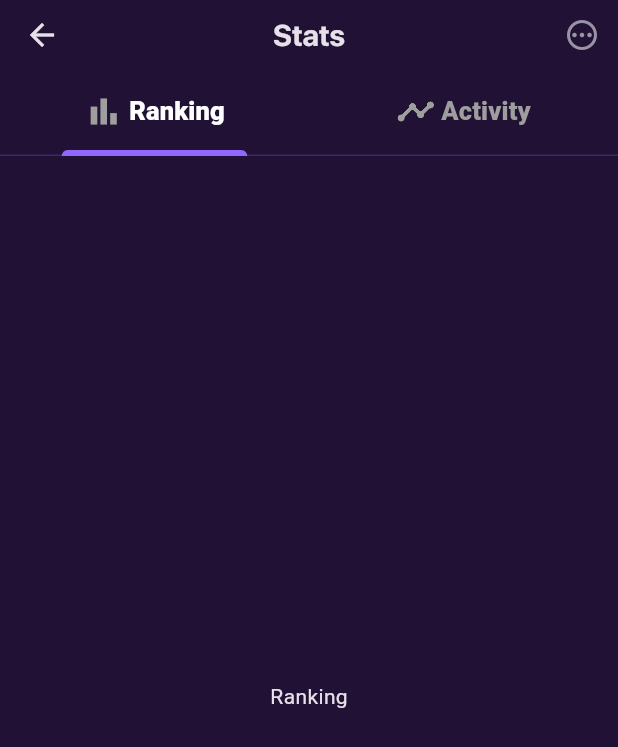
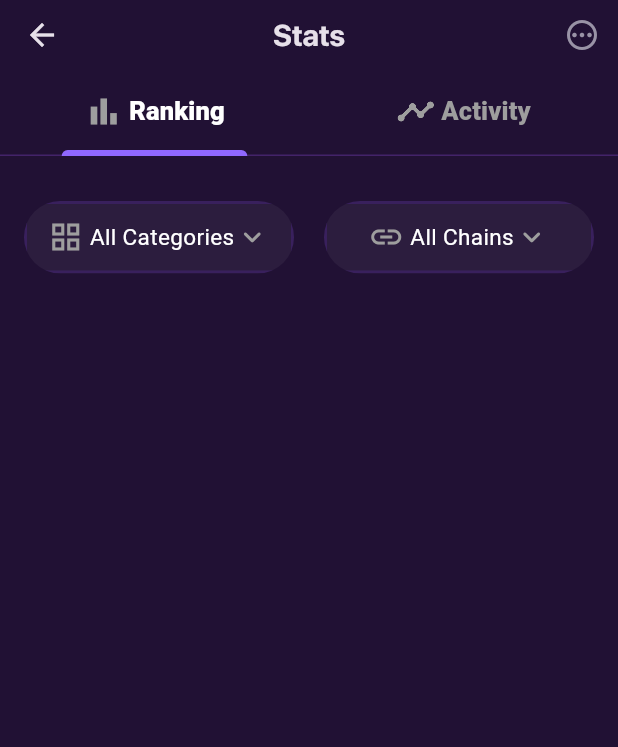
Before and after one commit to yousefsobhy12/Mini_NFT_Marketplace_With_Modern_UI, a Flutter app: the StatsScreen screen opened by its route, on a phone screen of 412 x 824 dp. Shown: the top 747 px of the screen. Run offline on Flutter 3.47's test engine with Material 3 defaults, Android fonts, the phone set to English and light mode, and no system bars; our stand-ins replace flutter_svg; Roboto replaces fonts that are missing (sf_pro_text).

Commit message:
feat: create custom dropdown list container and add to ranking tab view

```diff
--- a/lib/core/resources/strings_manager.dart
+++ b/lib/core/resources/strings_manager.dart
@@ -15,4 +15,11 @@ abstract class StringsManager {
   static const String category1 = 'Music';
   static const String category2 = 'Art';
   static const String category3 = 'Virtual Worlds';
+
+  // ------> STATS SCREEN <------
+  static const String stats = 'Stats';
+  static const String ranking = 'Ranking';
+  static const String activity = 'Activity';
+  static const String allCategories = 'All Categories';
+  static const String allChains = 'All Chains';
 }
--- a/lib/features/home/screens/home_screen.dart
+++ b/lib/features/home/screens/home_screen.dart
@@ -9,6 +9,7 @@ import 'package:mini_nft_marketplace_with_modern_ui/features/home/widgets/custom
 import 'package:mini_nft_marketplace_with_modern_ui/features/home/widgets/custom_trending_collections_card.dart';
 import 'package:mini_nft_marketplace_with_modern_ui/features/home/widgets/custom_trending_collections_title_widget.dart';
 
+// ignore: must_be_immutable
 class HomeScreen extends StatelessWidget {
   HomeScreen({super.key});
 
--- a/lib/features/home/widgets/custom_bottom_nav_bar.dart
+++ b/lib/features/home/widgets/custom_bottom_nav_bar.dart
@@ -21,7 +21,7 @@ class CustomBottomNavBar extends StatelessWidget {
         child: Container(
           height: 100,
           padding: EdgeInsets.symmetric(horizontal: 20),
-          color: const Color.fromARGB(57, 255, 255, 255),
+          color: Colors.white.withOpacity(0.05),
           child: Row(
             spacing: 30,
             children: [
--- a/lib/features/stats/screens/stats_screen.dart
+++ b/lib/features/stats/screens/stats_screen.dart
@@ -1,7 +1,7 @@
 import 'package:flutter/material.dart';
-import 'package:mini_nft_marketplace_with_modern_ui/core/resources/colors_manager.dart';
 import 'package:mini_nft_marketplace_with_modern_ui/core/resources/fonts_manager.dart';
-
+import 'package:mini_nft_marketplace_with_modern_ui/core/resources/strings_manager.dart';
+import 'package:mini_nft_marketplace_with_modern_ui/features/stats/widgets/custom_stats_drop_down_list.dart';
 import '../widgets/custom_tab_bar_item.dart';
 
 class StatsScreen extends StatelessWidget {
@@ -16,7 +16,7 @@ class StatsScreen extends StatelessWidget {
         appBar: AppBar(
           centerTitle: true,
           title: Text(
-            'Stats',
+            StringsManager.stats,
             style: TextStyle(
               fontSize: 20,
               fontFamily: FontsManager.sfProDisplay,
@@ -32,17 +32,40 @@ class StatsScreen extends StatelessWidget {
           bottom: TabBar(
             tabs: [
               CustomTabBarItem(
-                title: 'Ranking',
+                title: StringsManager.ranking,
                 icon: Icons.bar_chart_outlined,
               ),
-              CustomTabBarItem(title: 'Activity', icon: Icons.timeline_rounded),
+              CustomTabBarItem(
+                title: StringsManager.activity,
+                icon: Icons.timeline_rounded,
+              ),
             ],
           ),
         ),
         body: TabBarView(
           children: [
-            Center(child: Text('Ranking')),
-            Center(child: Text('Activity')),
+            Padding(
+              padding: const EdgeInsets.symmetric(horizontal: 16),
+              child: Column(
+                children: [
+                  SizedBox(height: 30),
+                  Row(
+                    spacing: 20,
+                    children: [
+                      CustomStatsDropDownList(
+                        title: StringsManager.allCategories,
+                        icon: Icons.grid_view_outlined,
+                      ),
+                      CustomStatsDropDownList(
+                        title: StringsManager.allChains,
+                        icon: Icons.link,
+                      ),
+                    ],
+                  ),
+                ],
+              ),
+            ),
+            Center(child: Text(StringsManager.activity)),
           ],
         ),
       ),
--- /dev/null
+++ b/lib/features/stats/widgets/custom_stats_drop_down_list.dart
@@ -0,0 +1,50 @@
+import 'dart:ui';
+import 'package:flutter/material.dart';
+import 'package:mini_nft_marketplace_with_modern_ui/core/resources/colors_manager.dart';
+import 'package:mini_nft_marketplace_with_modern_ui/core/resources/fonts_manager.dart';
+
+class CustomStatsDropDownList extends StatelessWidget {
+  const CustomStatsDropDownList({
+    super.key,
+    required this.title,
+    required this.icon,
+  });
+  final String title;
+  final IconData icon;
+  @override
+  Widget build(BuildContext context) {
+    return Expanded(
+      child: ClipRRect(
+        borderRadius: BorderRadiusGeometry.circular(30),
+        child: BackdropFilter(
+          filter: ImageFilter.blur(sigmaX: 13, sigmaY: 13),
+          child: AspectRatio(
+            aspectRatio: 164 / 44,
+            child: Container(
+              decoration: BoxDecoration(
+                color: Colors.white.withOpacity(0.05),
+                border: Border.all(width: 2, color: Color(0xff39205D)),
+              ),
+              child: Row(
+                mainAxisAlignment: MainAxisAlignment.center,
+                children: [
+                  Icon(icon, color: Colors.grey),
+                  SizedBox(width: 4),
+                  Text(
+                    title,
+                    style: TextStyle(
+                      color: ColorsManager.white,
+                      fontSize: 15,
+                      fontFamily: FontsManager.sfProText,
+                    ),
+                  ),
+                  Icon(Icons.keyboard_arrow_down_rounded, color: Colors.grey),
+                ],
+              ),
+            ),
+          ),
+        ),
+      ),
+    );
+  }
+}
--- a/lib/main.dart
+++ b/lib/main.dart
@@ -1,5 +1,4 @@
 import 'package:flutter/material.dart';
-import 'package:mini_nft_marketplace_with_modern_ui/core/resources/colors_manager.dart';
 import 'package:mini_nft_marketplace_with_modern_ui/core/resources/routes_manager.dart';
 import 'package:mini_nft_marketplace_with_modern_ui/core/themes/app_theme.dart';
 
```
